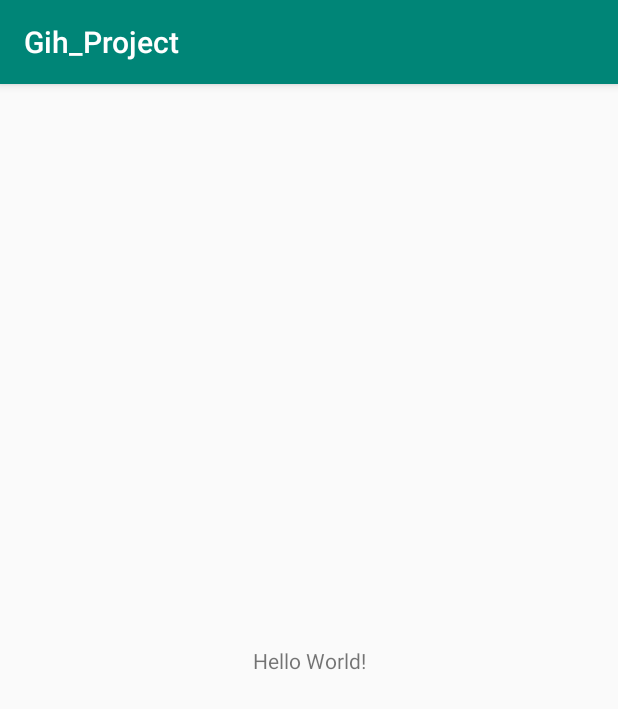
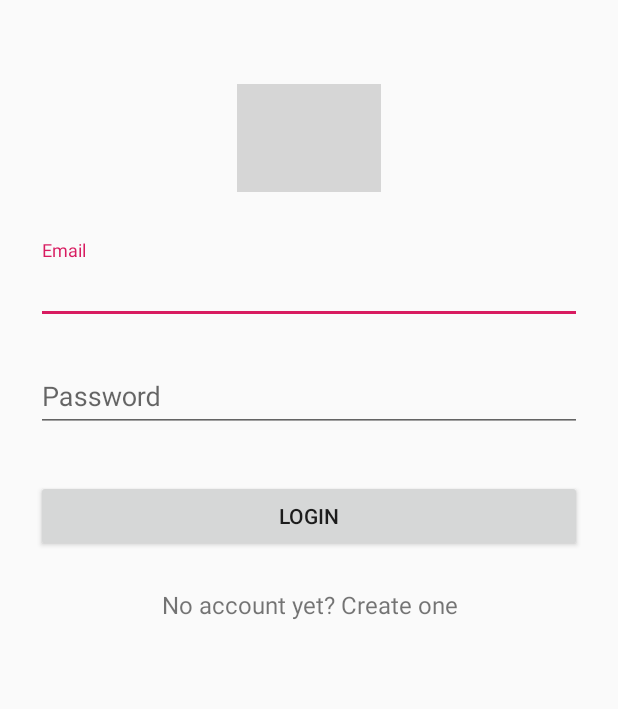
Before and after one commit to HimaniKaul/Gih_Project, an Android app: the screen it shows after launch (MainActivity before the commit, LoginActivity after it), on a phone screen of 412 x 824 dp. Shown: the top 709 px of the screen. Run offline under Robolectric (Android 15) with nearby library versions, the phone set to English and light mode, and no system bars; grey boxes are pictures that could not be loaded.

Commit message:
creating login form

```diff
--- /dev/null
+++ b/app/src/main/java/com/example/gih_project/LoginActivity.java
@@ -0,0 +1,13 @@
+package com.example.gih_project;
+
+import android.os.Bundle;
+import android.support.v7.app.AppCompatActivity;
+
+
+public class LoginActivity extends AppCompatActivity {
+    @Override
+    protected void onCreate(Bundle savedInstanceState) {
+        super.onCreate(savedInstanceState);
+        setContentView(R.layout.activity_login);
+    }
+}
--- a/app/src/main/java/com/example/gih_project/MainActivity.java
+++ b/app/src/main/java/com/example/gih_project/MainActivity.java
@@ -1,5 +1,6 @@
 package com.example.gih_project;
 
+import android.content.Intent;
 import android.support.v7.app.AppCompatActivity;
 import android.os.Bundle;
 
@@ -8,6 +9,7 @@ public class MainActivity extends AppCompatActivity {
     @Override
     protected void onCreate(Bundle savedInstanceState) {
         super.onCreate(savedInstanceState);
-        setContentView(R.layout.activity_main);
+        //setContentView(R.layout.activity_main);
+        startActivity(new Intent(this, LoginActivity.class));
     }
 }
--- /dev/null
+++ b/app/src/main/res/layout/activity_login.xml
@@ -0,0 +1,65 @@
+<?xml version="1.0" encoding="utf-8"?>
+<ScrollView xmlns:android="http://schemas.android.com/apk/res/android"
+    android:layout_width="fill_parent"
+    android:layout_height="fill_parent"
+    android:fitsSystemWindows="true">
+
+    <LinearLayout
+        android:orientation="vertical"
+        android:layout_width="match_parent"
+        android:layout_height="wrap_content"
+        android:paddingTop="56dp"
+        android:paddingLeft="24dp"
+        android:paddingRight="24dp">
+
+        <ImageView android:src="@drawable/logo"
+            android:layout_width="wrap_content"
+            android:layout_height="72dp"
+            android:layout_marginBottom="24dp"
+            android:layout_gravity="center_horizontal" />
+
+        <!--  Email Label -->
+        <android.support.design.widget.TextInputLayout
+            android:layout_width="match_parent"
+            android:layout_height="wrap_content"
+            android:layout_marginTop="8dp"
+            android:layout_marginBottom="8dp">
+            <EditText android:id="@+id/input_email"
+                android:layout_width="match_parent"
+                android:layout_height="wrap_content"
+                android:inputType="textEmailAddress"
+                android:hint="Email" />
+        </android.support.design.widget.TextInputLayout>
+
+        <!--  Password Label -->
+        <android.support.design.widget.TextInputLayout
+            android:layout_width="match_parent"
+            android:layout_height="wrap_content"
+            android:layout_marginTop="8dp"
+            android:layout_marginBottom="8dp">
+            <EditText android:id="@+id/input_password"
+                android:layout_width="match_parent"
+                android:layout_height="wrap_content"
+                android:inputType="textPassword"
+                android:hint="Password"/>
+        </android.support.design.widget.TextInputLayout>
+
+        <android.support.v7.widget.AppCompatButton
+            android:id="@+id/btn_login"
+            android:layout_width="fill_parent"
+            android:layout_height="wrap_content"
+            android:layout_marginTop="24dp"
+            android:layout_marginBottom="24dp"
+            android:padding="12dp"
+            android:text="Login"/>
+
+        <TextView android:id="@+id/link_signup"
+            android:layout_width="fill_parent"
+            android:layout_height="wrap_content"
+            android:layout_marginBottom="24dp"
+            android:text="No account yet? Create one"
+            android:gravity="center"
+            android:textSize="16dip"/>
+
+    </LinearLayout>
+</ScrollView>
--- a/app/src/main/res/layout/activity_main.xml
+++ b/app/src/main/res/layout/activity_main.xml
@@ -1,18 +1,8 @@
 <?xml version="1.0" encoding="utf-8"?>
-<android.support.constraint.ConstraintLayout xmlns:android="http://schemas.android.com/apk/res/android"
-    xmlns:app="http://schemas.android.com/apk/res-auto"
+<RelativeLayout
+    xmlns:android="http://schemas.android.com/apk/res/android"
     xmlns:tools="http://schemas.android.com/tools"
     android:layout_width="match_parent"
     android:layout_height="match_parent"
     tools:context=".MainActivity">
-
-    <TextView
-        android:layout_width="wrap_content"
-        android:layout_height="wrap_content"
-        android:text="Hello World!"
-        app:layout_constraintBottom_toBottomOf="parent"
-        app:layout_constraintLeft_toLeftOf="parent"
-        app:layout_constraintRight_toRightOf="parent"
-        app:layout_constraintTop_toTopOf="parent" />
-
-</android.support.constraint.ConstraintLayout>
+</RelativeLayout>
--- /dev/null
+++ b/app/src/main/res/values/dimens.xml
@@ -0,0 +1,3 @@
+<resources>
+    <dimen name="fab_margin">16dp</dimen>
+</resources>
--- a/app/src/main/res/values/strings.xml
+++ b/app/src/main/res/values/strings.xml
@@ -1,3 +1,5 @@
 <resources>
     <string name="app_name">Gih_Project</string>
+    <string name="title_activity_login">LoginActivity</string>
+    <string name="title_activity_signup">SignupActivity</string>
 </resources>
--- a/build.gradle
+++ b/build.gradle
@@ -7,8 +7,8 @@ buildscript {
 
     }
     dependencies {
-        classpath 'com.android.tools.build:gradle:3.3.0'
-
+        classpath 'com.android.tools.build:gradle:3.3.1'
+        classpath 'com.google.gms:google-services:4.2.0'
         // NOTE: Do not place your application dependencies here; they belong
         // in the individual module build.gradle files
     }
```
Also changed, not shown: app/build.gradle (+8 -1 lines), app/src/main/AndroidManifest.xml (+13 -1 lines), app/src/main/java/com/example/gih_project/SignupActivity.java (added, +8 -0 lines), app/src/main/res/layout/activity_signup.xml (added, +80 -0 lines), app/src/main/res/layout/content_login.xml (added, +11 -0 lines), app/src/main/res/layout/content_signup.xml (added, +11 -0 lines), app/src/main/res/values/colors.xml (+14 -0 lines), app/src/main/res/values/styles.xml (+29 -0 lines).
